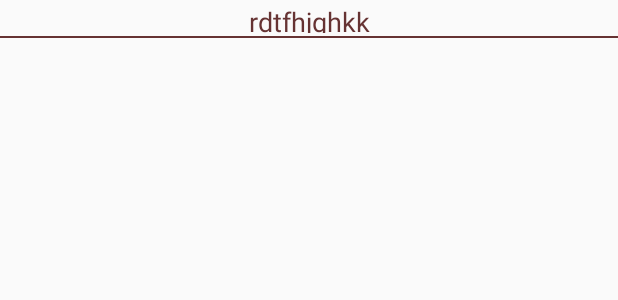
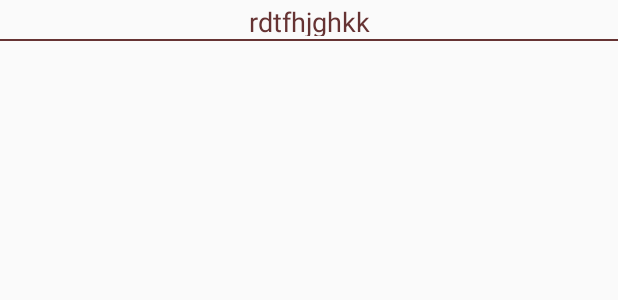
Before and after one commit to t-robop/Tancolle, an Android app: the layout content_gesture_dec.xml on its own in the app's theme, with its tools: preview values and no code run, on a phone screen of 412 x 824 dp. Shown: the top 300 px of the screen. Run offline under Robolectric (Android 15) with nearby library versions, the phone set to English and light mode, and no system bars.

```diff
--- a/app/src/main/res/layout/activity_gesture_dec.xml
+++ b/app/src/main/res/layout/activity_gesture_dec.xml
@@ -40,6 +40,6 @@
         android:layout_height="wrap_content"
         android:layout_gravity="bottom|end"
         android:layout_margin="@dimen/fab_margin"
-        android:src="@android:drawable/ic_input_add"
-        app:backgroundTint="@android:color/black" />
+        android:src="@drawable/ic_add_white_48dp"
+        app:backgroundTint="@color/colorPrimaryDark" />
 </android.support.design.widget.CoordinatorLayout>
--- a/app/src/main/res/layout/content_gesture_dec.xml
+++ b/app/src/main/res/layout/content_gesture_dec.xml
@@ -14,7 +14,7 @@
         android:orientation="vertical">
         <TextView
             android:layout_width="match_parent"
-            android:layout_height="20dp"
+            android:layout_height="22dp"
             android:textSize="18sp"
             android:gravity="center_horizontal"
             android:textColor="#663333"
```
Also changed, not shown: app/src/main/res/drawable/ic_add_white_48dp.png.
